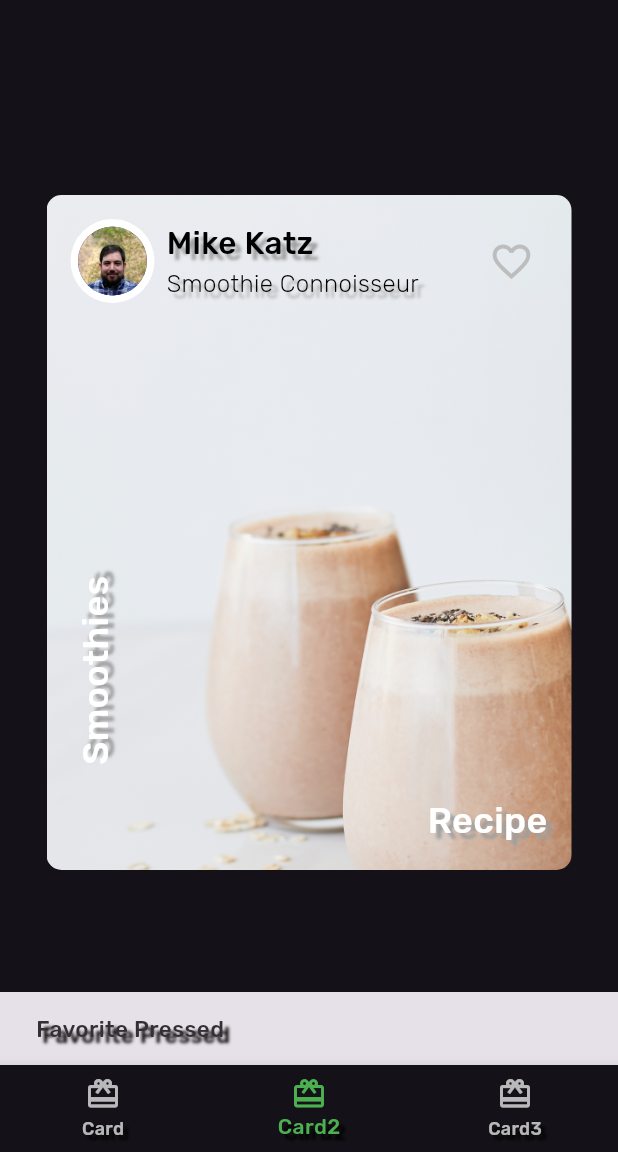
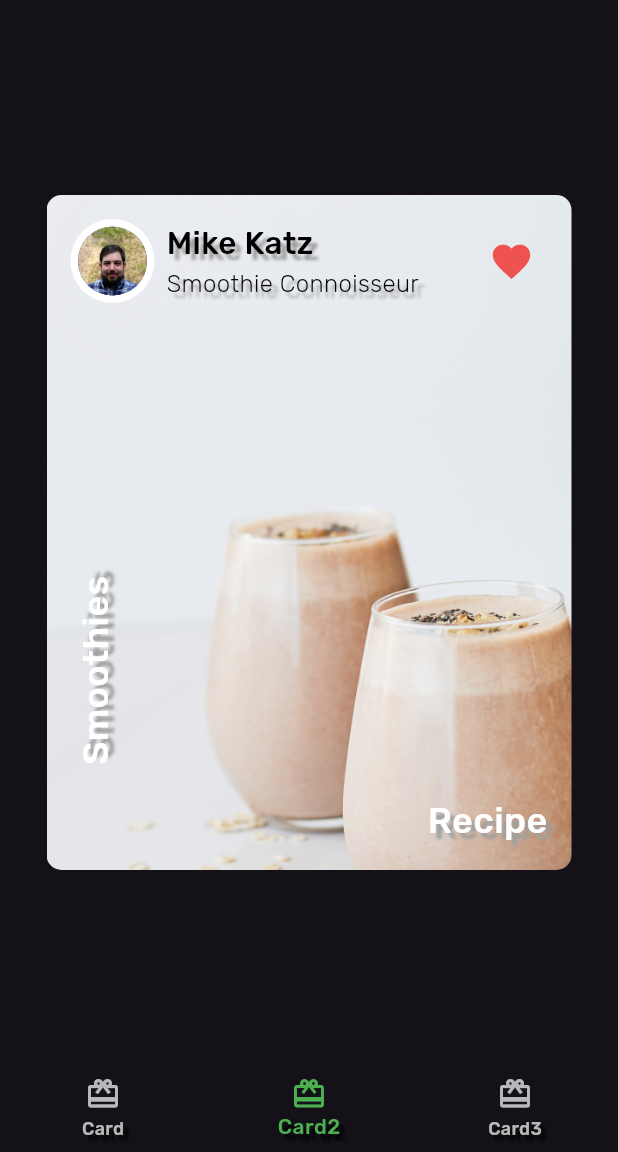
Before and after one commit to Sherynhdipity/Lab2-2, a Flutter app: the screen it shows after launch, item 2 of the bottom bar chosen, after a tap on the "favorite outline" icon, on a phone screen of 412 x 824 dp, the part 84-1236 px from its top. Run offline on Flutter 3.47's test engine with Material 3 defaults, Android fonts, the phone set to English and light mode, and no system bars; our stand-ins replace google_fonts.

Commit message:
with favorite button

```diff
--- a/lib/author_card.dart
+++ b/lib/author_card.dart
@@ -2,7 +2,8 @@ import 'package:flutter/material.dart';
 import 'fooderlich_theme.dart';
 import 'circle_image.dart';
 
-class AuthorCard extends StatelessWidget {
+bool _isFavorited = false;
+class AuthorCard extends StatefulWidget {
   // 1
   final String authorName;
   final String title;
@@ -13,6 +14,12 @@ class AuthorCard extends StatelessWidget {
     required this.title,
     this.imageProvider,
   });
+
+  @override
+  State<AuthorCard> createState() => _AuthorCardState();
+}
+
+class _AuthorCardState extends State<AuthorCard> {
   // 2
   @override
   Widget build(BuildContext context) {
@@ -27,7 +34,7 @@ class AuthorCard extends StatelessWidget {
           Row(
             children: [
               CircleImage(
-                imageProvider: imageProvider,
+                imageProvider: widget.imageProvider,
                 imageRadius: 28,
               ),
               // 2
@@ -37,11 +44,11 @@ class AuthorCard extends StatelessWidget {
                 crossAxisAlignment: CrossAxisAlignment.start,
                 children: [
                   Text(
-                    authorName,
+                    widget.authorName,
                     style: FooderlichTheme.lightTextTheme.headline2,
                   ),
                   Text(
-                    title,
+                    widget.title,
                     style: FooderlichTheme.lightTextTheme.headline3,
                   )
                 ],
@@ -49,16 +56,20 @@ class AuthorCard extends StatelessWidget {
             ],
           ),
           // TODO: Add IconButton
-          IconButton(
-              // 4
-              icon: const Icon(Icons.favorite_border),
-              iconSize: 30,
-              color: Colors.grey[400],
-              // 5
-              onPressed: () {
-                const snackBar = SnackBar(content: Text('Favorite Pressed'));
-                ScaffoldMessenger.of(context).showSnackBar(snackBar);
-              }),
+         IconButton(
+          //1
+          icon: Icon(_isFavorited ? Icons.favorite :
+          Icons.favorite_border),
+          iconSize: 30,
+          //2
+          color: Colors.red[400],
+          onPressed: () {
+            //3
+            setState(() {
+              _isFavorited = !_isFavorited;
+              });
+          }
+        ),
         ],
       ),
     );
```
